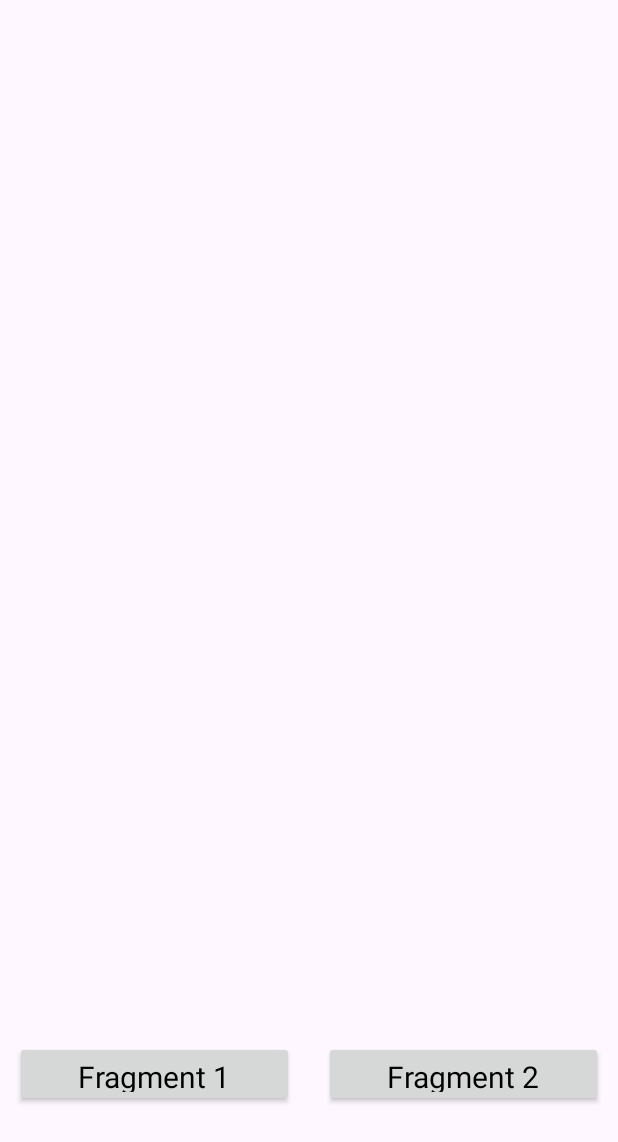
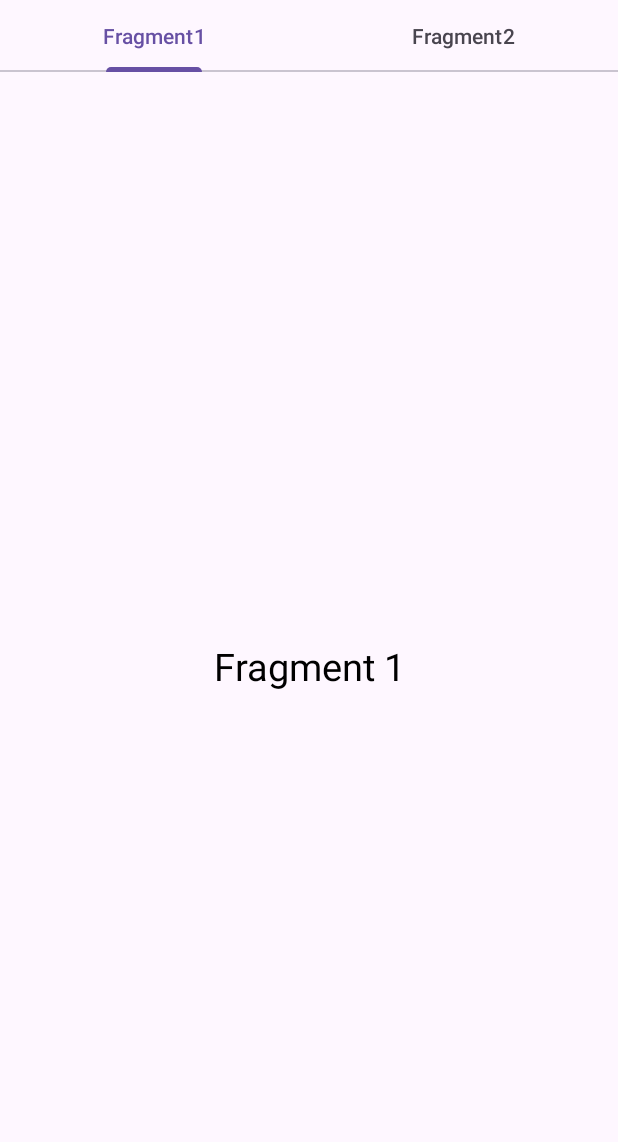
Before and after one commit to Kelaskaraditya1/Fragments, an Android app: the screen it shows after launch (MainActivity before the commit, ViewpagerScreen after it), on a phone screen of 412 x 824 dp. Shown: the top 1142 px of the screen. Run offline under Robolectric (Android 15) with nearby library versions, the phone set to English and light mode, and no system bars; our stand-ins replace data binding.

Commit message:
Fragment with view pager done

```diff
--- /dev/null
+++ b/app/src/main/java/com/starkindustries/fragments/Activity/ViewpagerScreen.kt
@@ -0,0 +1,28 @@
+package com.starkindustries.fragments.Activity
+import android.os.Bundle
+import androidx.activity.enableEdgeToEdge
+import androidx.appcompat.app.AppCompatActivity
+import androidx.core.view.ViewCompat
+import androidx.core.view.WindowInsetsCompat
+import androidx.databinding.DataBindingUtil
+import com.starkindustries.fragments.Adapters.ViewPagerAdapter
+import com.starkindustries.fragments.R
+import com.starkindustries.fragments.databinding.ActivityViewpagerScreenBinding
+
+class ViewpagerScreen : AppCompatActivity() {
+    lateinit var binding:ActivityViewpagerScreenBinding
+    override fun onCreate(savedInstanceState: Bundle?) {
+        super.onCreate(savedInstanceState)
+        enableEdgeToEdge()
+        setContentView(R.layout.activity_viewpager_screen)
+        binding=DataBindingUtil.setContentView(this,R.layout.activity_viewpager_screen)
+        var adapter:ViewPagerAdapter = ViewPagerAdapter(applicationContext,supportFragmentManager)
+        binding.viewpager.adapter=adapter
+        binding.tabLayout.setupWithViewPager(binding.viewpager)
+        ViewCompat.setOnApplyWindowInsetsListener(findViewById(R.id.main)) { v, insets ->
+            val systemBars = insets.getInsets(WindowInsetsCompat.Type.systemBars())
+            v.setPadding(systemBars.left, systemBars.top, systemBars.right, systemBars.bottom)
+            insets
+        }
+    }
+}
--- /dev/null
+++ b/app/src/main/java/com/starkindustries/fragments/Adapters/ViewPagerAdapter.kt
@@ -0,0 +1,38 @@
+package com.starkindustries.fragments.Adapters
+
+import android.content.Context
+import androidx.fragment.app.Fragment
+import androidx.fragment.app.FragmentManager
+import androidx.fragment.app.FragmentPagerAdapter
+import com.starkindustries.fragments.Fragments.FragmentOne
+import com.starkindustries.fragments.Fragments.FragmentSecond
+class ViewPagerAdapter(context_:Context,manager_: FragmentManager):FragmentPagerAdapter(manager_)
+{
+    lateinit var context:Context
+    init
+    {
+        this.context=context_
+    }
+    override fun getCount(): Int {
+        return 2
+    }
+
+    override fun getItem(position: Int): Fragment
+    {
+        lateinit var fragment:Fragment
+        if(position==0)
+            fragment=FragmentOne()
+        else if (position==1)
+            fragment=FragmentSecond()
+        return fragment
+    }
+    override fun getPageTitle(position: Int): CharSequence?
+    {
+        lateinit var name:String
+        if(position==0)
+            name="Fragment1"
+        else if(position==1)
+            name="Fragment2"
+        return name
+    }
+}
--- a/app/src/main/java/com/starkindustries/fragments/Fragments/FragmentOne.kt
+++ b/app/src/main/java/com/starkindustries/fragments/Fragments/FragmentOne.kt
@@ -9,7 +9,7 @@ import android.view.View
 import android.view.ViewGroup
 import androidx.databinding.DataBindingUtil
 import com.starkindustries.fragments.R
-import com.starkindustries.fragments.databinding.FragmentOneBinding
+//import com.starkindustries.fragments.databinding.FragmentOneBinding
 
 // TODO: Rename parameter arguments, choose names that match
 // the fragment initialization parameters, e.g. ARG_ITEM_NUMBER
@@ -22,7 +22,7 @@ private const val ARG_PARAM2 = "param2"
  * create an instance of this fragment.
  */
 class FragmentOne : Fragment() {
-    lateinit var binding:FragmentOneBinding
+//    lateinit var binding:FragmentOneBinding
     // TODO: Rename and change types of parameters
     private var param1: String? = null
     private var param2: String? = null
@@ -40,7 +40,7 @@ class FragmentOne : Fragment() {
     ): View? {
         // Inflate the layout for this fragment
         var view =  inflater.inflate(R.layout.fragment_one, container, false)
-        binding= DataBindingUtil.setContentView(context as Activity,R.layout.fragment_one)
+//        binding= DataBindingUtil.setContentView(context as Activity,R.layout.fragment_one)
         return view
     }
 
--- a/app/src/main/java/com/starkindustries/fragments/Fragments/FragmentSecond.kt
+++ b/app/src/main/java/com/starkindustries/fragments/Fragments/FragmentSecond.kt
@@ -8,7 +8,6 @@ import android.view.View
 import android.view.ViewGroup
 import androidx.databinding.DataBindingUtil
 import com.starkindustries.fragments.R
-import com.starkindustries.fragments.databinding.FragmentSecondBinding
 
 // TODO: Rename parameter arguments, choose names that match
 // the fragment initialization parameters, e.g. ARG_ITEM_NUMBER
@@ -21,7 +20,6 @@ private const val ARG_PARAM2 = "param2"
  * create an instance of this fragment.
  */
 class FragmentSecond : Fragment() {
-    lateinit var binding:FragmentSecondBinding
     // TODO: Rename and change types of parameters
     private var param1: String? = null
     private var param2: String? = null
@@ -39,8 +37,7 @@ class FragmentSecond : Fragment() {
         savedInstanceState: Bundle?
     ): View? {
         // Inflate the layout for this fragment
-        var view =  inflater.inflate(R.layout.fragment_second, container, false)
-        binding= DataBindingUtil.setContentView(context as Activity,R.layout.fragment_second)
+        val view =  inflater.inflate(R.layout.fragment_second, container, false)
         return view
     }
 
--- /dev/null
+++ b/app/src/main/res/drawable/fragment2.xml
@@ -0,0 +1,5 @@
+<vector xmlns:android="http://schemas.android.com/apk/res/android" android:height="24dp" android:tint="#000000" android:viewportHeight="24" android:viewportWidth="24" android:width="24dp">
+
+    <path android:fillColor="@android:color/white" android:pathData="M11.99,2C6.47,2 2,6.48 2,12s4.47,10 9.99,10C17.52,22 22,17.52 22,12S17.52,2 11.99,2zM12,20c-4.42,0 -8,-3.58 -8,-8s3.58,-8 8,-8 8,3.58 8,8 -3.58,8 -8,8zM15.5,11c0.83,0 1.5,-0.67 1.5,-1.5S16.33,8 15.5,8 14,8.67 14,9.5s0.67,1.5 1.5,1.5zM8.5,11c0.83,0 1.5,-0.67 1.5,-1.5S9.33,8 8.5,8 7,8.67 7,9.5 7.67,11 8.5,11zM12,17.5c2.33,0 4.31,-1.46 5.11,-3.5L6.89,14c0.8,2.04 2.78,3.5 5.11,3.5z"/>
+
+</vector>
--- a/app/src/main/res/layout/activity_main.xml
+++ b/app/src/main/res/layout/activity_main.xml
@@ -11,13 +11,13 @@
         <FrameLayout
             android:id="@+id/framelayout"
             android:layout_width="match_parent"
-            android:layout_height="550dp"
+            android:layout_height="match_parent"
             app:layout_constraintTop_toTopOf="parent"
             app:layout_constraintBottom_toBottomOf="parent"
             app:layout_constraintRight_toRightOf="parent"
             app:layout_constraintLeft_toLeftOf="parent"
             app:layout_constraintVertical_bias="0.15"
-            android:layout_marginBottom="?attr/actionBarSize">
+            android:layout_marginBottom="80dp">
         </FrameLayout>
         <androidx.appcompat.widget.LinearLayoutCompat
             android:layout_width="match_parent"
@@ -26,7 +26,7 @@
             app:layout_constraintBottom_toBottomOf="parent"
             app:layout_constraintRight_toRightOf="parent"
             app:layout_constraintLeft_toLeftOf="parent"
-            app:layout_constraintVertical_bias="0.9"
+            app:layout_constraintVertical_bias="1"
             android:orientation="horizontal">
             <androidx.appcompat.widget.AppCompatButton
                 android:id="@+id/fragment1Button"
--- /dev/null
+++ b/app/src/main/res/layout/activity_viewpager_screen.xml
@@ -0,0 +1,32 @@
+<?xml version="1.0" encoding="utf-8"?>
+<layout
+    xmlns:android="http://schemas.android.com/apk/res/android"
+    xmlns:app="http://schemas.android.com/apk/res-auto"
+    xmlns:tools="http://schemas.android.com/tools">
+    <androidx.constraintlayout.widget.ConstraintLayout
+        android:id="@+id/main"
+        android:layout_width="match_parent"
+        android:layout_height="match_parent"
+        tools:context=".Activity.ViewpagerScreen">
+        <com.google.android.material.tabs.TabLayout
+            android:id="@+id/tab_layout"
+            android:layout_width="match_parent"
+            android:layout_height="wrap_content"
+            app:layout_constraintTop_toTopOf="parent"
+            app:layout_constraintBottom_toBottomOf="parent"
+            app:layout_constraintRight_toRightOf="parent"
+            app:layout_constraintLeft_toLeftOf="parent"
+            app:layout_constraintVertical_bias="0">
+        </com.google.android.material.tabs.TabLayout>
+        <androidx.viewpager.widget.ViewPager
+            android:id="@+id/viewpager"
+            android:layout_width="match_parent"
+            android:layout_height="match_parent"
+            android:layout_marginTop="?attr/actionBarSize"
+            app:layout_constraintTop_toTopOf="parent"
+            app:layout_constraintBottom_toBottomOf="parent"
+            app:layout_constraintRight_toRightOf="parent"
+            app:layout_constraintLeft_toLeftOf="parent">
+        </androidx.viewpager.widget.ViewPager>
+    </androidx.constraintlayout.widget.ConstraintLayout>
+</layout>
--- a/app/src/main/res/layout/fragment_one.xml
+++ b/app/src/main/res/layout/fragment_one.xml
@@ -1,11 +1,11 @@
 <?xml version="1.0" encoding="utf-8"?>
-<layout
-    xmlns:android="http://schemas.android.com/apk/res/android"
-    xmlns:tools="http://schemas.android.com/tools">
     <FrameLayout
         android:layout_width="match_parent"
         android:layout_height="match_parent"
-        tools:context=".Fragments.FragmentOne">
+        xmlns:android="http://schemas.android.com/apk/res/android"
+        xmlns:tools="http://schemas.android.com/tools"
+        tools:context=".Fragments.FragmentOne"
+        android:layout_marginBottom="80dp">
         <androidx.appcompat.widget.AppCompatTextView
             android:id="@+id/text1"
             android:layout_width="match_parent"
@@ -18,4 +18,3 @@
             android:textSize="25sp">
         </androidx.appcompat.widget.AppCompatTextView>
     </FrameLayout>
-</layout>
```
Also changed, not shown: app/src/main/AndroidManifest.xml (+11 -2 lines), app/src/main/java/com/starkindustries/fragments/Activity/BottomNavFragment.kt (added, +52 -0 lines), app/src/main/res/drawable/fragment1.xml (added, +49 -0 lines), app/src/main/res/layout/activity_bottom_nav_fragment.xml (added, +34 -0 lines), app/src/main/res/layout/fragment_second.xml (+4 -5 lines), app/src/main/res/menu/bottom_nav_file.xml (added, +14 -0 lines).
